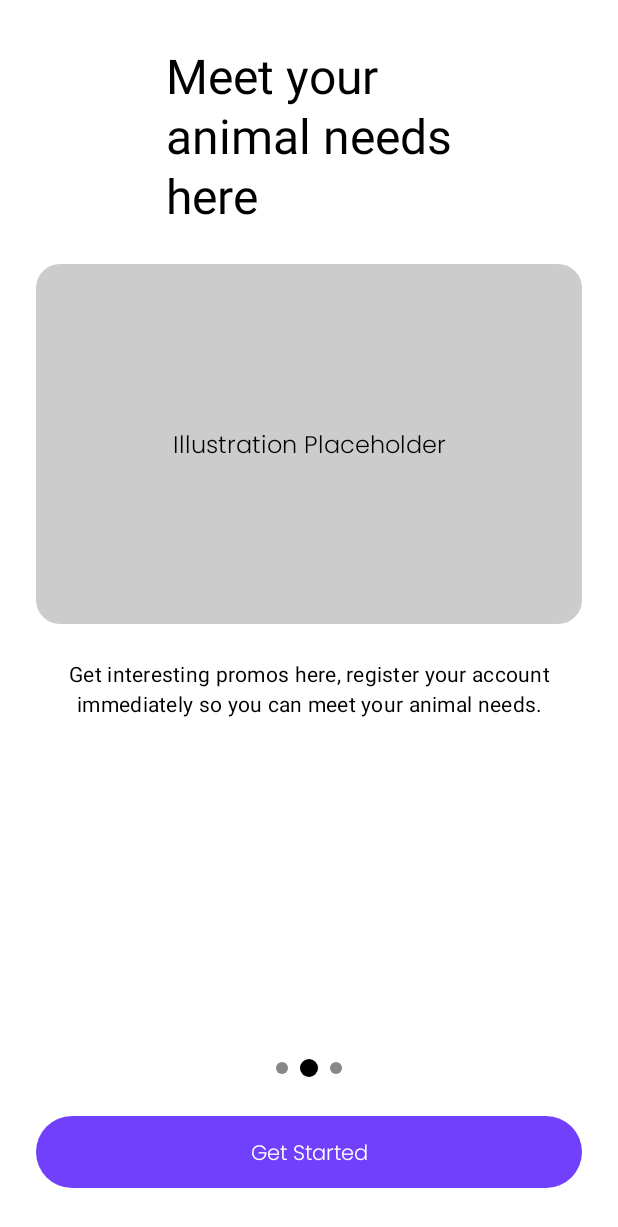
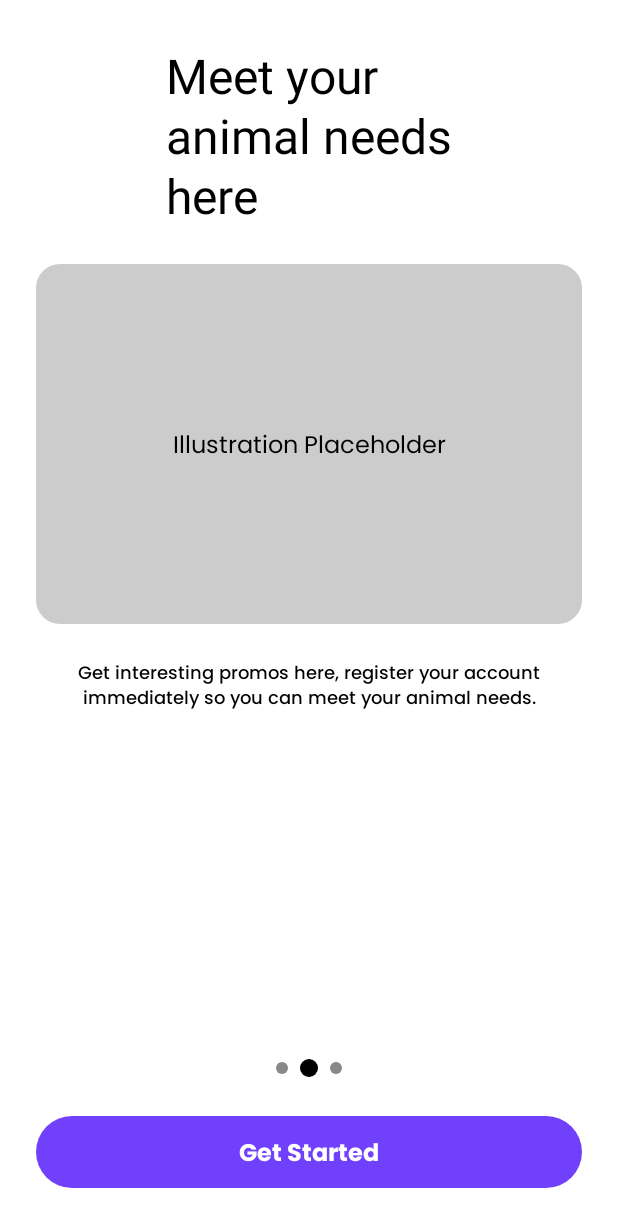
Before and after one commit to SergioCusa/PetShop, an Android app built with Jetpack Compose: the screen it shows after launch (MainActivity), on a phone screen of 412 x 824 dp. Shown: the top 1227 px of the screen. Run offline under Robolectric (Android 15) with nearby library versions, the phone set to English and light mode, and no system bars.

Commit message:
Theme Setup 3

```diff
--- a/app/src/main/java/com/prueba/petsop/ui/components/buttons/PrimaryButton.kt
+++ b/app/src/main/java/com/prueba/petsop/ui/components/buttons/PrimaryButton.kt
@@ -26,6 +26,9 @@ fun PrimaryButton(text: String, onClick: () -> Unit) {
             contentColor = MaterialTheme.colorScheme.onPrimary
         ),
     ) {
-        Text(text = text)
+        Text(
+            text = text,
+            style = MaterialTheme.typography.labelMedium
+        )
     }
 }
--- a/app/src/main/java/com/prueba/petsop/ui/components/layout/TopBar.kt
+++ b/app/src/main/java/com/prueba/petsop/ui/components/layout/TopBar.kt
@@ -26,7 +26,7 @@ fun TopBar(
         verticalAlignment = Alignment.CenterVertically
     ) {
         Column {
-            Text(text = "Location", style = MaterialTheme.typography.labelSmall)
+            Text(text = "Location", style = MaterialTheme.typography.labelSmall, color = MaterialTheme.colorScheme.outline)
             Text(text = location, style = MaterialTheme.typography.bodyLarge)
         }
 
--- a/app/src/main/java/com/prueba/petsop/ui/theme/Type.kt
+++ b/app/src/main/java/com/prueba/petsop/ui/theme/Type.kt
@@ -11,28 +11,48 @@ import androidx.compose.ui.unit.sp
 import com.prueba.petsop.R
 
 val poppinsFontFamily = FontFamily(
-    Font(resId = R.font.poppins_light),
-    Font(resId = R.font.poppins_regular),
-    Font(resId = R.font.poppins_medium),
-    Font(resId = R.font.poppins_semibold),
-    Font(resId = R.font.poppins_bold)
+    Font(R.font.poppins_light, FontWeight.Light),
+    Font(R.font.poppins_regular, FontWeight.Normal),
+    Font(R.font.poppins_medium, FontWeight.Medium),
+    Font(R.font.poppins_semibold, FontWeight.SemiBold),
+    Font(R.font.poppins_bold, FontWeight.Bold)
 )
 
 val AppTypography = Typography(
     displayLarge = TextStyle(
         fontFamily = poppinsFontFamily,
+        fontWeight = FontWeight.Bold,
         fontSize = 57.sp
     ),
     titleLarge = TextStyle(
         fontFamily = poppinsFontFamily,
+        fontWeight = FontWeight.SemiBold,
         fontSize = 22.sp
     ),
     bodyLarge = TextStyle(
         fontFamily = poppinsFontFamily,
+        fontWeight = FontWeight.Normal,
         fontSize = 16.sp
+    ),
+    bodyMedium = TextStyle(
+        fontFamily = poppinsFontFamily,
+        fontWeight = FontWeight.Medium,
+        fontSize = 12.sp
     ),
     labelLarge = TextStyle(
         fontFamily = poppinsFontFamily,
+        fontWeight = FontWeight.Medium,
         fontSize = 14.sp
-    )
+    ),
+    labelMedium = TextStyle(
+        fontFamily = poppinsFontFamily,
+        fontWeight = FontWeight.Bold,
+        fontSize = 16.sp
+    ),
+    labelSmall = TextStyle(
+        fontFamily = poppinsFontFamily,
+        fontWeight = FontWeight.Medium,
+        fontSize = 11.sp
+    ),
+
 )
```
Also changed, not shown: app/src/main/java/com/prueba/petsop/ui/screens/homeScreen/HomeScreen.kt (+17 -4 lines), app/src/main/res/drawable/promo_image.png (added), app/src/main/res/drawable/promo_image_2.png (added).
